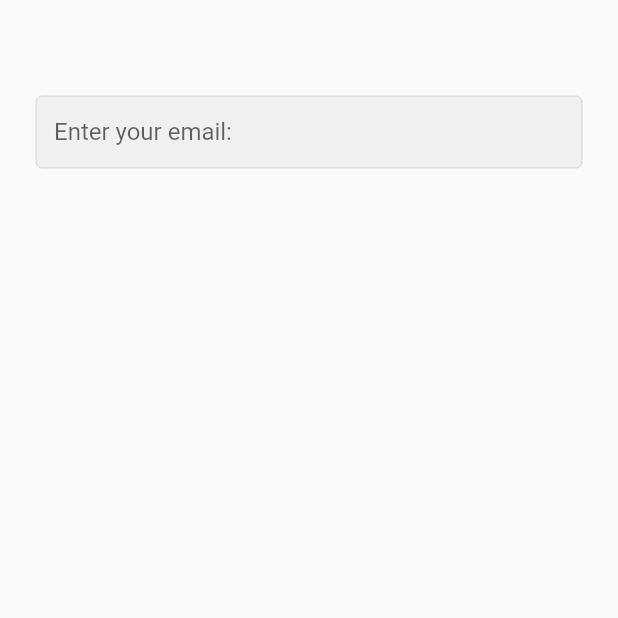
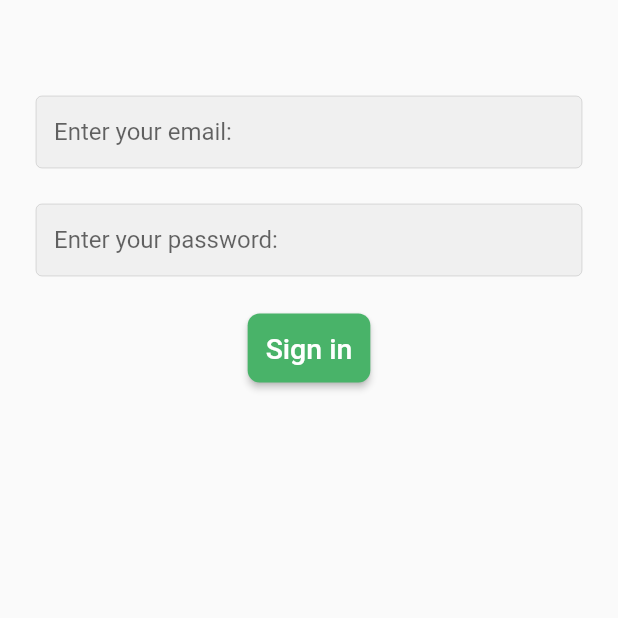
Before and after one commit to MohammedGhazaly/e-commerce_flower, a Flutter app: the screen it shows after launch, on a phone screen of 412 x 824 dp, the top half of it. Run offline on Flutter 3.47's test engine with Material 2 defaults, Android fonts, the phone set to English and light mode, and no system bars.

Commit message:
added custom button and color constants

```diff
--- /dev/null
+++ b/lib/constants.dart
@@ -0,0 +1,5 @@
+import 'package:flutter/material.dart';
+
+const pinkColor = Color.fromARGB(255, 241, 39, 100);
+const greenColor = Color.fromARGB(255, 73, 179, 105);
+const appBarGreenColor = Color.fromARGB(255, 76, 141, 95);
--- a/lib/pages/login_page.dart
+++ b/lib/pages/login_page.dart
@@ -1,4 +1,6 @@
-import 'package:e_commerce_flower/widgets/custom_text_field.dart';
+import 'package:e_commerce_flower/constants.dart';
+import 'package:e_commerce_flower/shared/custom_button.dart';
+import 'package:e_commerce_flower/shared/custom_text_field.dart';
 import 'package:flutter/material.dart';
 import 'package:flutter/src/widgets/framework.dart';
 import 'package:flutter/src/widgets/placeholder.dart';
@@ -16,7 +18,26 @@ class LoginPage extends StatelessWidget {
             SizedBox(
               height: 64,
             ),
-            CustomTextField()
+            CustomTextField(
+              hintText: "Enter your email: ",
+              isObscured: false,
+              keyBoardType: TextInputType.emailAddress,
+            ),
+            SizedBox(
+              height: 24,
+            ),
+            CustomTextField(
+              hintText: "Enter your password: ",
+              isObscured: true,
+              keyBoardType: TextInputType.text,
+            ),
+            SizedBox(
+              height: 24,
+            ),
+            CustomButton(
+              bgColor: greenColor,
+              buttonText: "Sign in",
+            )
           ],
         ),
       ),
--- /dev/null
+++ b/lib/shared/custom_button.dart
@@ -0,0 +1,24 @@
+import 'package:flutter/material.dart';
+
+class CustomButton extends StatelessWidget {
+  const CustomButton(
+      {super.key, required this.bgColor, required this.buttonText});
+  final Color bgColor;
+  final String buttonText;
+  @override
+  Widget build(BuildContext context) {
+    return ElevatedButton(
+      onPressed: () {},
+      style: ButtonStyle(
+        backgroundColor: MaterialStateProperty.all(bgColor),
+        padding: MaterialStateProperty.all(EdgeInsets.all(12)),
+        shape: MaterialStateProperty.all(
+            RoundedRectangleBorder(borderRadius: BorderRadius.circular(8))),
+      ),
+      child: Text(
+        buttonText,
+        style: TextStyle(fontSize: 19),
+      ),
+    );
+  }
+}
--- a/lib/widgets/custom_text_field.dart
+++ b/lib/shared/custom_text_field.dart
@@ -3,15 +3,20 @@ import 'package:flutter/material.dart';
 class CustomTextField extends StatelessWidget {
   const CustomTextField({
     super.key,
+    required this.keyBoardType,
+    required this.isObscured,
+    required this.hintText,
   });
-
+  final TextInputType keyBoardType;
+  final bool isObscured;
+  final String hintText;
   @override
   Widget build(BuildContext context) {
     return TextField(
-      keyboardType: TextInputType.text,
-      obscureText: false,
+      keyboardType: keyBoardType,
+      obscureText: isObscured,
       decoration: InputDecoration(
-          hintText: "Enter your email: ",
+          hintText: hintText,
           enabledBorder:
               OutlineInputBorder(borderSide: Divider.createBorderSide(context)),
           focusedBorder:
```
